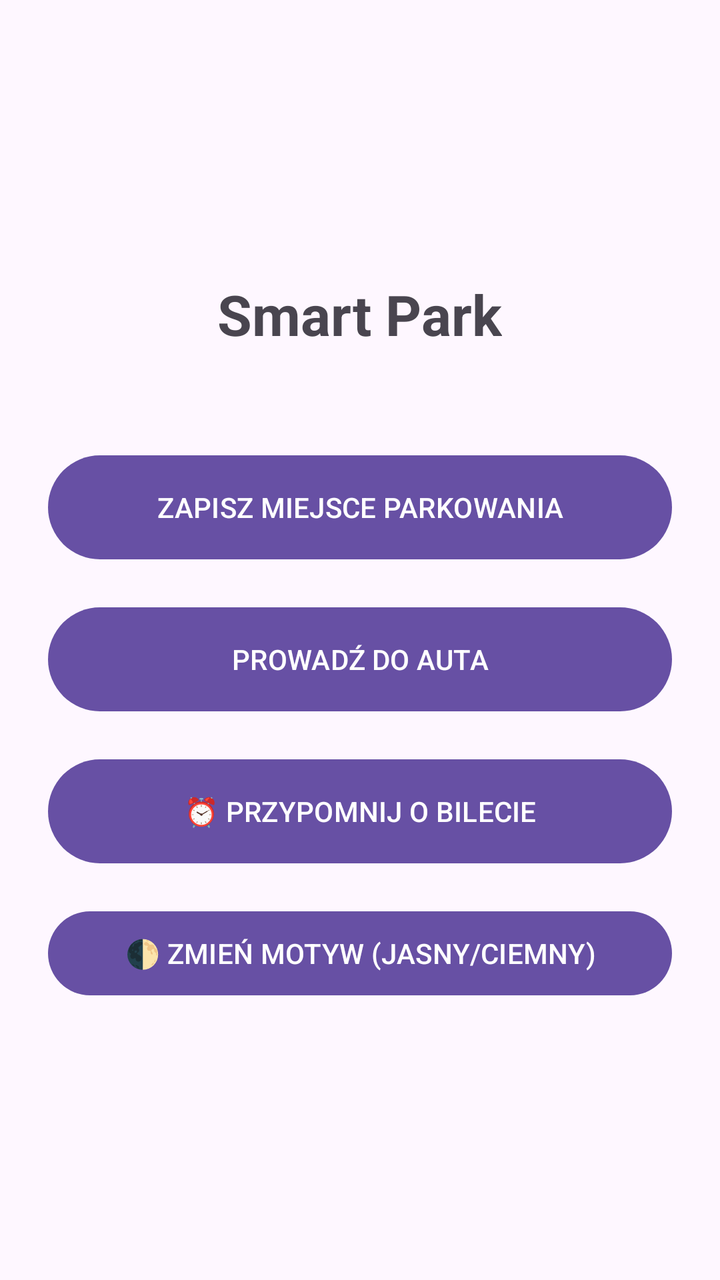
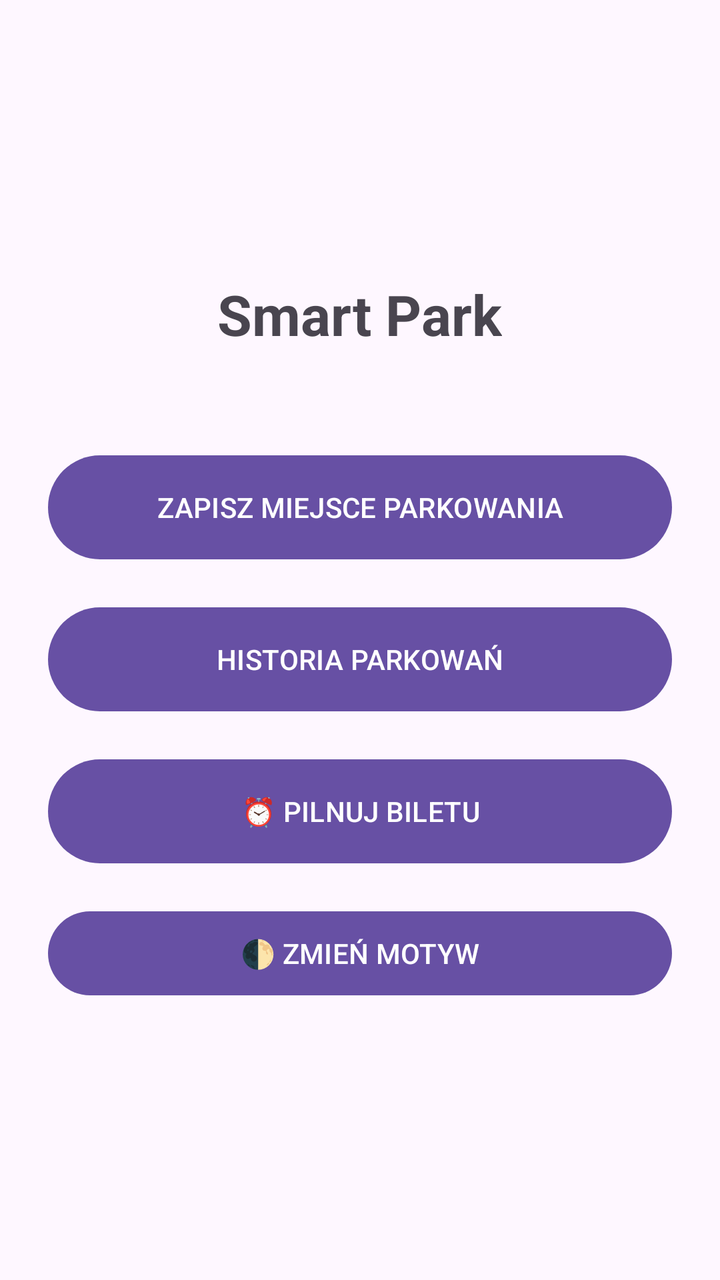

Before-and-after screenshots of an Android layout around one commit, followed by the original layout XML and the change that was made.
<!-- AndroidManifest.xml: application theme Theme.Park -->
<!-- res/layout/activity_main.xml -->
<?xml version="1.0" encoding="utf-8"?>
<FrameLayout xmlns:android="http://schemas.android.com/apk/res/android"
    android:layout_width="match_parent"
    android:layout_height="match_parent">

    
    <LinearLayout
        android:id="@+id/layoutMenu"
        android:layout_width="match_parent"
        android:layout_height="match_parent"
        android:orientation="vertical"
        android:gravity="center"
        android:padding="24dp">

        <TextView
            android:layout_width="wrap_content"
            android:layout_height="wrap_content"
            android:text="Smart Park"
            android:textSize="28sp"
            android:textStyle="bold"
            android:layout_marginBottom="48dp"/>

        <Button
            android:id="@+id/btnMenuSave"
            android:layout_width="match_parent"
            android:layout_height="60dp"
            android:text="ZAPISZ MIEJSCE PARKOWANIA"
            android:layout_marginBottom="16dp"/>

        <Button
            android:id="@+id/btnMenuNavigate"
            android:layout_width="match_parent"
            android:layout_height="60dp"
            android:text="PROWADŹ DO AUTA"/>

        <Button
            android:id="@+id/btnSetTicket"
            android:layout_width="match_parent"
            android:layout_height="60dp"
            android:text="⏰ PRZYPOMNIJ O BILECIE"
            android:layout_marginTop="16dp"/>

        <Button
            android:id="@+id/btnToggleTheme"
            android:layout_width="match_parent"
            android:layout_height="50dp"
            android:text="🌓 ZMIEŃ MOTYW (JASNY/CIEMNY)"
            android:layout_marginTop="16dp"/>
    </LinearLayout>

    
    <LinearLayout
        android:id="@+id/layoutSave"
        android:layout_width="match_parent"
        android:layout_height="match_parent"
        android:orientation="vertical"
        android:gravity="center"
        android:padding="24dp"
        android:visibility="gone">

        <TextView
            android:id="@+id/tvStatusSave"
            android:layout_width="wrap_content"
            android:layout_height="wrap_content"
            android:text="Czekam na sygnał GPS..."
            android:textSize="18sp"
            android:textAlignment="center"
            android:layout_marginBottom="24dp"/>

        <ImageView
            android:id="@+id/ivParkedCar"
            android:layout_width="250dp"
            android:layout_height="250dp"
            android:layout_marginBottom="16dp"
            android:scaleType="centerCrop"
            android:visibility="gone"/>

        <Button
            android:id="@+id/btnTakePhoto"
            android:layout_width="match_parent"
            android:layout_height="50dp"
            android:text="📷 ZRÓB ZDJĘCIE OTOCZENIA"
            android:layout_marginBottom="16dp"
            android:visibility="gone"/>

        <Button
            android:id="@+id/btnAddNote"
            android:layout_width="match_parent"
            android:layout_height="50dp"
            android:text="📝 DODAJ NOTATKĘ (NP. PIĘTRO)"
            android:layout_marginBottom="16dp"
            android:visibility="gone"/>

        <Button
            android:id="@+id/btnBackFromSave"
            android:layout_width="match_parent"
            android:layout_height="50dp"
            android:text="POWRÓT DO MENU"/>
    </LinearLayout>

    
    <LinearLayout
        android:id="@+id/layoutNavigate"
        android:layout_width="match_parent"
        android:layout_height="match_parent"
        android:orientation="vertical"
        android:gravity="center"
        android:padding="24dp"
        android:visibility="gone">

        <TextView
            android:layout_width="wrap_content"
            android:layout_height="wrap_content"
            android:text="Kieruj się w stronę strzałki:"
            android:textSize="18sp"
            android:textAlignment="center"/>

        <TextView
            android:id="@+id/tvDistance"
            android:layout_width="wrap_content"
            android:layout_height="wrap_content"
            android:text="Odległość: 0 m"
            android:textSize="24sp"
            android:textStyle="bold"
            android:layout_marginTop="16dp"/>

        <TextView
            android:id="@+id/tvNavNote"
            android:layout_width="wrap_content"
            android:layout_height="wrap_content"
            android:text="Notatka: "
            android:textSize="20sp"
            android:textStyle="italic"
            android:layout_marginTop="8dp"
            android:visibility="gone"/>

        <TextView
            android:id="@+id/tvArrow"
            android:layout_width="wrap_content"
            android:layout_height="wrap_content"
            android:text="⬆"
            android:textSize="120sp"
            android:layout_marginTop="16dp"/>

        <ImageView
            android:id="@+id/ivNavParkedCar"
            android:layout_width="150dp"
            android:layout_height="150dp"
            android:layout_marginTop="16dp"
            android:scaleType="centerCrop"
            android:visibility="gone"/>

        
        <Button
            android:id="@+id/btnOpenGoogleMaps"
            android:layout_width="match_parent"
            android:layout_height="50dp"
            android:text="🗺️ OTWÓRZ W GOOGLE MAPS"
            android:layout_marginTop="24dp"/>

        <Button
            android:id="@+id/btnBackFromNavigate"
            android:layout_width="match_parent"
            android:layout_height="50dp"
            android:text="ZAKOŃCZ I WRÓĆ DO MENU"
            android:layout_marginTop="12dp"/>
    </LinearLayout>

    
    <FrameLayout
        android:id="@+id/layoutFullscreen"
        android:layout_width="match_parent"
        android:layout_height="match_parent"
        android:background="#FF000000"
        android:visibility="gone">

        <ImageView
            android:id="@+id/ivFullscreen"
            android:layout_width="match_parent"
            android:layout_height="match_parent"
            android:scaleType="fitCenter" />

        <Button
            android:id="@+id/btnCloseFullscreen"
            android:layout_width="wrap_content"
            android:layout_height="wrap_content"
            android:text="ZAMKNIJ"
            android:layout_gravity="top|end"
            android:layout_margin="16dp"/>
    </FrameLayout>

</FrameLayout>
<!-- resources referenced by this layout -->
<resources>
  <style name="Theme.Park" parent="Base.Theme.Park" />
  <style name="Base.Theme.Park" parent="Theme.Material3.DayNight.NoActionBar">
          
          
      </style>
</resources>

<!-- the commit's change to res/layout/activity_main.xml (unified diff, before → after) -->
@@ -31,21 +31,21 @@
             android:id="@+id/btnMenuNavigate"
             android:layout_width="match_parent"
             android:layout_height="60dp"
-            android:text="PROWADŹ DO AUTA"/>
+            android:text="HISTORIA PARKOWAŃ"
+            android:layout_marginBottom="16dp"/>
 
         <Button
             android:id="@+id/btnSetTicket"
             android:layout_width="match_parent"
             android:layout_height="60dp"
-            android:text="⏰ PRZYPOMNIJ O BILECIE"
-            android:layout_marginTop="16dp"/>
+            android:text="⏰ PILNUJ BILETU"
+            android:layout_marginBottom="16dp"/>
 
         <Button
             android:id="@+id/btnToggleTheme"
             android:layout_width="match_parent"
             android:layout_height="50dp"
-            android:text="🌓 ZMIEŃ MOTYW (JASNY/CIEMNY)"
-            android:layout_marginTop="16dp"/>
+            android:text="🌓 ZMIEŃ MOTYW"/>
     </LinearLayout>
 
     
@@ -150,13 +150,20 @@
             android:scaleType="centerCrop"
             android:visibility="gone"/>
 
-        
         <Button
             android:id="@+id/btnOpenGoogleMaps"
             android:layout_width="match_parent"
             android:layout_height="50dp"
             android:text="🗺️ OTWÓRZ W GOOGLE MAPS"
             android:layout_marginTop="24dp"/>
+
+        
+        <Button
+            android:id="@+id/btnShareLocation"
+            android:layout_width="match_parent"
+            android:layout_height="50dp"
+            android:text="📤 UDOSTĘPNIJ POZYCJĘ"
+            android:layout_marginTop="12dp"/>
 
         <Button
             android:id="@+id/btnBackFromNavigate"
@@ -189,4 +196,42 @@
             android:layout_margin="16dp"/>
     </FrameLayout>
 
+    
+    <LinearLayout
+        android:id="@+id/layoutHistory"
+        android:layout_width="match_parent"
+        android:layout_height="match_parent"
+        android:orientation="vertical"
+        android:padding="24dp"
+        android:visibility="gone">
+
+        <TextView
+            android:layout_width="match_parent"
+            android:layout_height="wrap_content"
+            android:text="Historia Parkowań"
+            android:textSize="24sp"
+            android:textStyle="bold"
+            android:layout_marginBottom="16dp"
+            android:textAlignment="center"/>
+
+        <ScrollView
+            android:layout_width="match_parent"
+            android:layout_height="0dp"
+            android:layout_weight="1">
+
+            <LinearLayout
+                android:id="@+id/containerHistory"
+                android:layout_width="match_parent"
+                android:layout_height="wrap_content"
+                android:orientation="vertical"/>
+        </ScrollView>
+
+        <Button
+            android:id="@+id/btnBackFromHistory"
+            android:layout_width="match_parent"
+            android:layout_height="50dp"
+            android:text="POWRÓT DO MENU"
+            android:layout_marginTop="16dp"/>
+    </LinearLayout>
+
 </FrameLayout>
